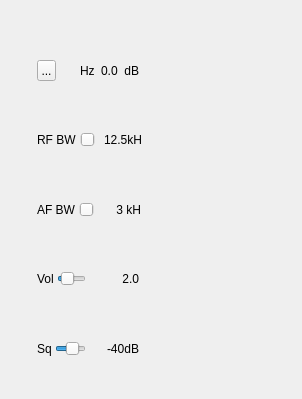
Before: the Qt Designer form plugins/channel/wfm/wfmdemodgui.ui in f4exb/sdrangel, drawn with Qt 5.
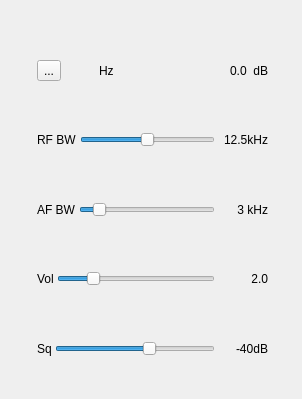
After: the same form once the commit is applied. Icons and pictures are not drawn. Custom widgets are drawn as their Qt base class.

Commit message: Enhance channel power display

```diff
--- a/plugins/channel/wfm/wfmdemodgui.ui
+++ b/plugins/channel/wfm/wfmdemodgui.ui
@@ -18,7 +18,7 @@
     <rect>
      <x>35</x>
      <y>35</y>
-     <width>106</width>
+     <width>235</width>
      <height>349</height>
     </rect>
    </property>
@@ -42,6 +42,8 @@
      <number>2</number>
     </property>
     <item>
+     <layout class="QHBoxLayout" name="deltaFreqPowLayout">
+      <item>
      <layout class="QHBoxLayout" name="deltaFreqiencyLayout">
       <item>
        <widget class="QToolButton" name="deltaMinus">
@@ -97,6 +99,23 @@
         </property>
        </widget>
       </item>
+       </layout>
+      </item>
+      <item>
+       <spacer name="horizontalSpacer">
+        <property name="orientation">
+         <enum>Qt::Horizontal</enum>
+        </property>
+        <property name="sizeHint" stdset="0">
+         <size>
+          <width>40</width>
+          <height>20</height>
+         </size>
+        </property>
+       </spacer>
+      </item>
+      <item>
+       <layout class="QHBoxLayout" name="channelPowerLayout">
       <item>
        <widget class="QLabel" name="channelPower">
         <property name="toolTip">
@@ -116,6 +135,8 @@
          <string> dB</string>
         </property>
        </widget>
+        </item>
+       </layout>
       </item>
      </layout>
     </item>
```
Lines whose indentation alone changed are shown as unchanged. The commit also changes 5 other files.
